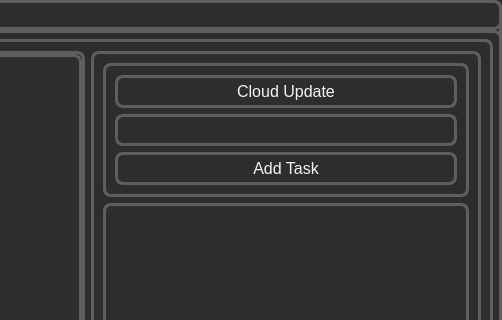
First picture: the form in main/ui/checklist.ui, repository KashML/CheckItOut, before the edit; both pictures show x 522 to 1024 and y 0 to 320 of the 1024 by 600 pixel window.
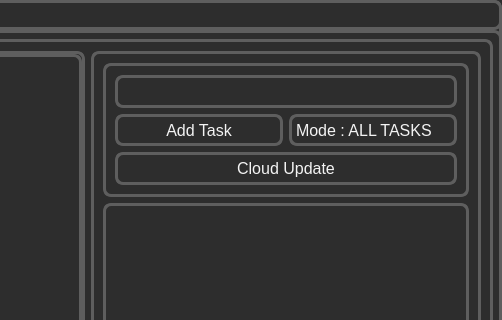
Second picture: the form after the edit. Icons and pictures are not drawn.

What changed in the file:
```diff
--- a/main/ui/checklist.ui
+++ b/main/ui/checklist.ui
@@ -104,7 +104,7 @@
          <property name="frameShadow">
           <enum>QFrame::Raised</enum>
          </property>
-         <layout class="QVBoxLayout" name="verticalLayout_2">
+         <layout class="QVBoxLayout" name="verticalLayout_2" stretch="2,5">
           <item>
            <widget class="QFrame" name="action_frame">
             <property name="sizePolicy">
@@ -120,19 +120,6 @@
              <enum>QFrame::Raised</enum>
             </property>
             <layout class="QVBoxLayout" name="verticalLayout_3">
-             <item>
-              <widget class="QPushButton" name="cloud_upload">
-               <property name="sizePolicy">
-                <sizepolicy hsizetype="Minimum" vsizetype="Minimum">
-                 <horstretch>0</horstretch>
-                 <verstretch>0</verstretch>
-                </sizepolicy>
-               </property>
-               <property name="text">
-                <string>Cloud Update</string>
-               </property>
-              </widget>
-             </item>
              <item>
               <widget class="QLineEdit" name="task_title">
                <property name="sizePolicy">
@@ -144,10 +131,34 @@
               </widget>
              </item>
              <item>
-              <widget class="QPushButton" name="add_task">
-               <property name="enabled">
-                <bool>true</bool>
-               </property>
+              <layout class="QHBoxLayout" name="horizontalLayout_2">
+               <item>
+                <widget class="QPushButton" name="add_task">
+                 <property name="enabled">
+                  <bool>true</bool>
+                 </property>
+                 <property name="sizePolicy">
+                  <sizepolicy hsizetype="Minimum" vsizetype="Minimum">
+                   <horstretch>0</horstretch>
+                   <verstretch>0</verstretch>
+                  </sizepolicy>
+                 </property>
+                 <property name="text">
+                  <string>Add Task</string>
+                 </property>
+                </widget>
+               </item>
+               <item>
+                <widget class="QLabel" name="label">
+                 <property name="text">
+                  <string>Mode : ALL TASKS</string>
+                 </property>
+                </widget>
+               </item>
+              </layout>
+             </item>
+             <item>
+              <widget class="QPushButton" name="cloud_upload">
                <property name="sizePolicy">
                 <sizepolicy hsizetype="Minimum" vsizetype="Minimum">
                  <horstretch>0</horstretch>
@@ -155,7 +166,7 @@
                 </sizepolicy>
                </property>
                <property name="text">
-                <string>Add Task</string>
+                <string>Cloud Update</string>
                </property>
               </widget>
              </item>
```
Left out of the diff: 4 changed lines with no effect on the pictures.
